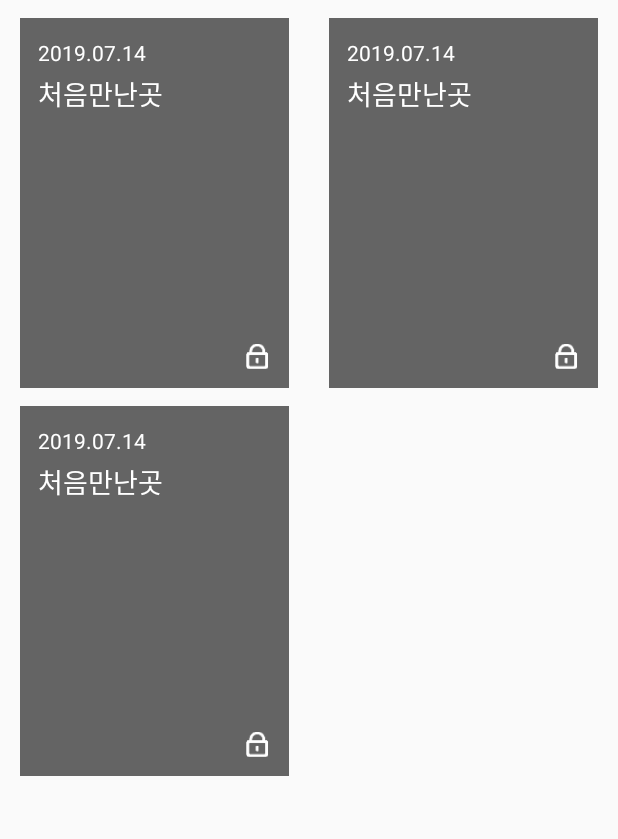
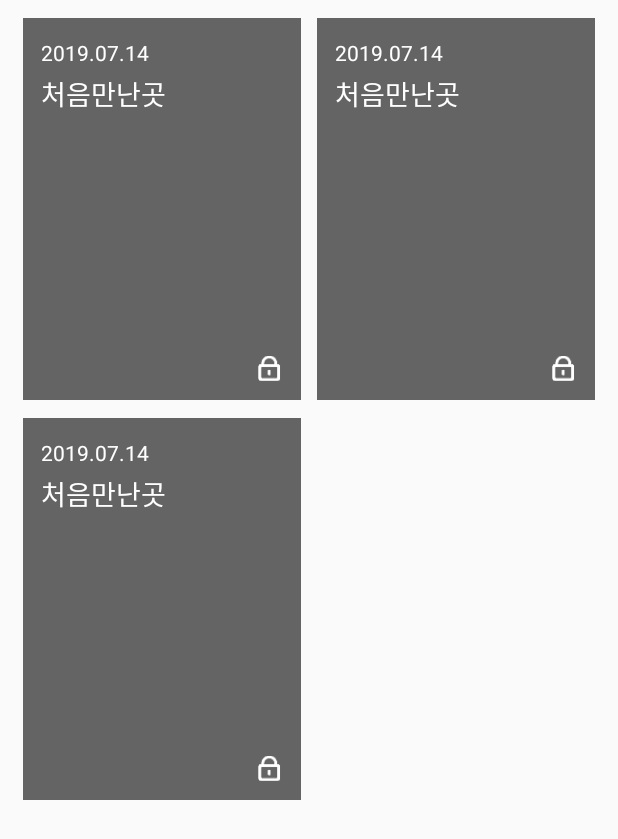
Before and after one commit to Nexters/Plock_Android, an Android app: the layout fragment_show_list.xml on its own in the app's theme, with its tools: preview values and no code run, on a phone screen of 412 x 824 dp. Shown: the top 839 px of the screen. Run offline under Robolectric (Android 15) with nearby library versions, the phone set to English and light mode, and no system bars.

Commit message:
리스트 margin 쏠림 수정

```diff
--- a/Plock/app/src/main/res/layout/fragment_show_list.xml
+++ b/Plock/app/src/main/res/layout/fragment_show_list.xml
@@ -13,6 +13,8 @@
             app:layoutManager="androidx.recyclerview.widget.GridLayoutManager"
             app:spanCount="2"
             android:layout_marginBottom="60dp"
+            android:layout_marginStart="10dp"
+            android:layout_marginEnd="10dp"
             tools:listitem="@layout/show_list_item"
     >
     </androidx.recyclerview.widget.RecyclerView>
--- a/Plock/app/src/main/res/layout/show_list_item.xml
+++ b/Plock/app/src/main/res/layout/show_list_item.xml
@@ -14,8 +14,9 @@
             app:layout_constraintTop_toTopOf="parent"
             app:layout_constraintLeft_toLeftOf="parent"
             app:layout_constraintRight_toRightOf="parent"
-            android:layout_marginStart="13dp"
-            android:layout_marginEnd="13dp">
+            android:layout_marginStart="5dp"
+            android:layout_marginEnd="5dp"
+    >
 
         <androidx.appcompat.widget.AppCompatImageView
                 android:id="@+id/imv_picture_show_list"
```
